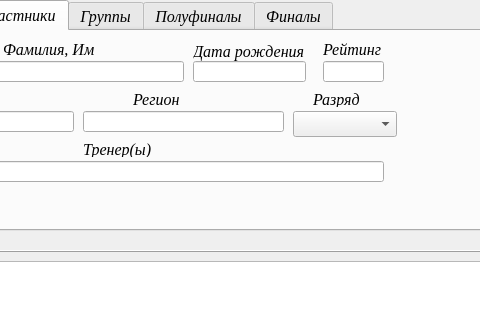
This is main_window.ui in Kaspar0810/Competitions_TT_SQL as Qt 5 draws it before an edit; both pictures show x 289 to 769 and y 0 to 320 of the 1163 by 751 pixel window. The edited form follows.
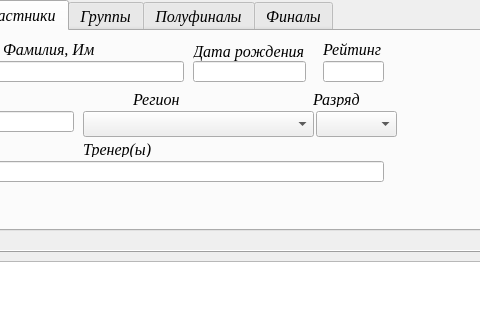
This is the edited form. The open tabs and pages were chosen to show the change.

Diff of the .ui file:
```diff
--- a/main_window.ui
+++ b/main_window.ui
@@ -773,16 +773,6 @@
        </rect>
       </property>
      </widget>
-     <widget class="QLineEdit" name="lineEdit_Region">
-      <property name="geometry">
-       <rect>
-        <x>180</x>
-        <y>80</y>
-        <width>201</width>
-        <height>21</height>
-       </rect>
-      </property>
-     </widget>
      <widget class="QLineEdit" name="lineEdit_coach">
       <property name="geometry">
        <rect>
@@ -929,13 +919,26 @@
      <widget class="QComboBox" name="comboBox_razryad">
       <property name="geometry">
        <rect>
-        <x>390</x>
+        <x>413</x>
         <y>80</y>
-        <width>104</width>
+        <width>81</width>
         <height>26</height>
        </rect>
       </property>
      </widget>
+     <widget class="QComboBox" name="comboBox_region">
+      <property name="geometry">
+       <rect>
+        <x>180</x>
+        <y>80</y>
+        <width>231</width>
+        <height>26</height>
+       </rect>
+      </property>
+      <property name="sizeAdjustPolicy">
+       <enum>QComboBox::AdjustToContentsOnFirstShow</enum>
+      </property>
+     </widget>
     </widget>
     <widget class="QWidget" name="tab_2">
      <attribute name="title">
```
Left out of the diff: 16 changed lines with no effect on the pictures.
